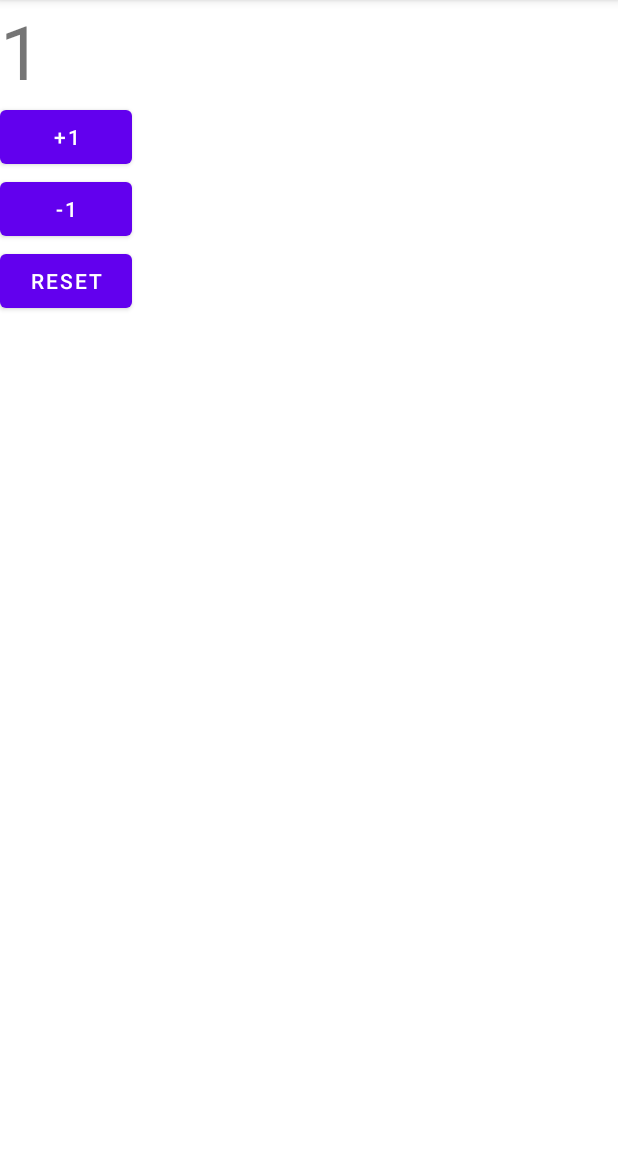
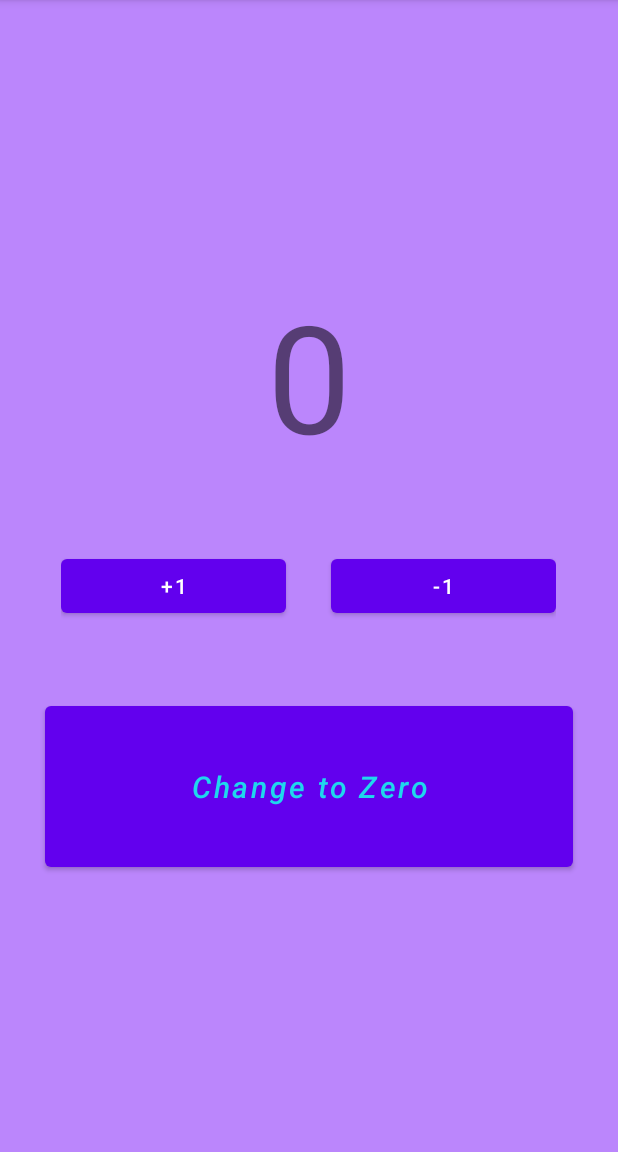
Before and after one commit to Harshit107/CounterApp, an Android app: the screen it shows after launch (MainActivity), after a tap on "-1", on a phone screen of 412 x 824 dp, the part 84-1236 px from its top. Run offline under Robolectric (Android 15) with nearby library versions, the phone set to English and light mode, and no system bars; 1 other tap on this screen came first.

Commit message:
second class counter

```diff
--- a/app/src/main/java/com/harshit/counterapllicatiion/MainActivity.java
+++ b/app/src/main/java/com/harshit/counterapllicatiion/MainActivity.java
@@ -15,12 +15,16 @@ public class MainActivity extends AppCompatActivity {
 
     int count = 0;
     TextView text;
+    public static final String TAG ="MainActivity";
 
 
     @Override
     protected void onCreate(Bundle savedInstanceState) {
         super.onCreate(savedInstanceState);
         setContentView(R.layout.activity_main);
+
+        Log.d(TAG,"At create State");
+
 
         text = findViewById(R.id.text);
         //
@@ -32,10 +36,8 @@ public class MainActivity extends AppCompatActivity {
         inc.setOnClickListener(new View.OnClickListener() {
             @Override
             public void onClick(View view) {
-                //method
-//                Snackbar.make(view, "Inc", 5000).show();
-                count = count+1;
-//                Log.d("MainActivity","Running");
+
+                count = count+1;    //1 = 2   1 -> 2
                 changeText();
 
             }
@@ -43,41 +45,97 @@ public class MainActivity extends AppCompatActivity {
         dec.setOnClickListener(new View.OnClickListener() {
             @Override
             public void onClick(View view) {
-                //method
-//                Snackbar.make(view, "DEC", 5000).show();
-                count -= -1;
-
+                count -= 1;
+                changeText();
             }
         });
         reset.setOnClickListener(new View.OnClickListener() {
             @Override
             public void onClick(View view) {
-                //method
-//                Snackbar.make(view, "RESET", 5000).show();
                 count = 0;
-
+                changeText();
             }
         });
     }
 
     void changeText() {
-        text.setText(count+"");
+        text.setText( String.valueOf(count) ); //2 -> String  ->  set Text
     }
+
+    @Override
+    protected void onResume() {
+        super.onResume();
+        Log.d(TAG,"At Resume State");
+
+    }
+
+    @Override
+    protected void onPause() {
+        super.onPause();
+        Log.d(TAG,"At pause State");
+
+    }
+
+    @Override
+    protected void onStop() {
+        super.onStop();
+        Log.d(TAG,"At stop State "+count);
+        //new layout with dark gray color
+
+    }
+
+    @Override
+    protected void onStart() {
+        super.onStart();
+        count = 0;
+        changeText();
+        Log.d(TAG,"At stop State"+count);
+        //remove that lay
+
+    }
+
+    @Override
+    protected void onRestart() {
+        super.onRestart();
+        Log.d(TAG,"At restart State");
+
+    }
+
+    @Override
+    protected void onDestroy() {
+        super.onDestroy();
+        Log.d(TAG,"At OnDes. State");
+
+    }
+}
 
 
 
-}
 
-//activity
-//context
 
-//        s1.setOnClickListener(new View.OnClickListener() {
-//            @Override
-//            public void onClick(View v) {
-//                //method
+
+
+
+
+
+
+
+
+
+
+
+
+
+
+
+
+// s1.setOnClickListener(new View.OnClickListener() {
+//@Override
+//public void onClick(View v) {
+//        //method
 ////                Snackbar.make(v,"This is snakebar",10000).show();
 //
-//                //Toast
-//                Toast.makeText(getApplicationContext(),"This is a Toast message!",Toast.LENGTH_LONG).show();
-//            }
+//        //Toast
+//        Toast.makeText(getApplicationContext(),"This is a Toast message!",Toast.LENGTH_LONG).show();
+//        }
 //        });
--- a/app/src/main/res/layout/activity_main.xml
+++ b/app/src/main/res/layout/activity_main.xml
@@ -5,33 +5,53 @@
     android:layout_width="match_parent"
     android:orientation="vertical"
     android:layout_height="match_parent"
+    android:gravity="center"
+    android:background="@color/purple_200"
     tools:context=".MainActivity">
 
     <TextView
         android:id="@+id/text"
         android:layout_width="wrap_content"
         android:layout_height="wrap_content"
-        android:textSize="50sp"
+        android:layout_marginBottom="50dp"
+        android:textSize="100dp"
         android:text="0"
         />
+    <LinearLayout android:layout_width="wrap_content"
+        android:layout_height="wrap_content"
+        android:orientation="horizontal"
+        xmlns:android="http://schemas.android.com/apk/res/android">
         <Button
             android:id="@+id/inc"
             android:layout_width="wrap_content"
             android:layout_height="wrap_content"
+            android:width="150dp"
+            android:layout_marginRight="30dp"
             android:text="+1"
             />
         <Button
             android:id="@+id/dec"
             android:layout_width="wrap_content"
+            android:width="150dp"
             android:layout_height="wrap_content"
             android:text="-1"
             />
+    </LinearLayout>
     <Button
         android:id="@+id/reset"
-        android:layout_width="wrap_content"
+        android:layout_width="match_parent"
         android:layout_height="wrap_content"
-        android:text="reset"
+        android:layout_marginRight="30dp"
+        android:layout_marginLeft="30dp"
+        android:layout_marginTop="50dp"
+        android:textStyle="italic"
+        android:textAllCaps="false"
+        android:textSize="20sp"
+        android:textColor="@color/myColor"
+        android:padding="40dp"
+        android:text="Change to Zero"
         />
 
 
+
 </LinearLayout>
--- a/app/src/main/res/values/colors.xml
+++ b/app/src/main/res/values/colors.xml
@@ -7,4 +7,5 @@
     <color name="teal_700">#FF018786</color>
     <color name="black">#FF000000</color>
     <color name="white">#FFFFFFFF</color>
+    <color name="myColor">#1FD7ED</color>
 </resources>
```
Lines whose indentation alone changed are shown as unchanged.
